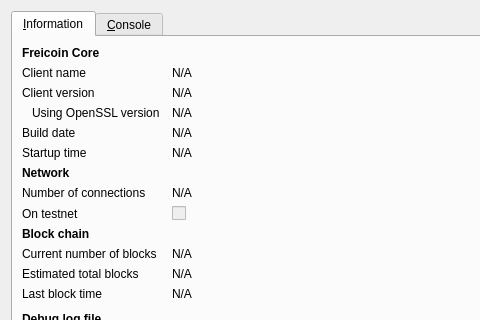
Above: src/qt/forms/rpcconsole.ui from dzsmining/GingerCoin before the change; both pictures show x 0 to 480 and y 0 to 320 of the 740 by 450 pixel window. Below: the same form after it.
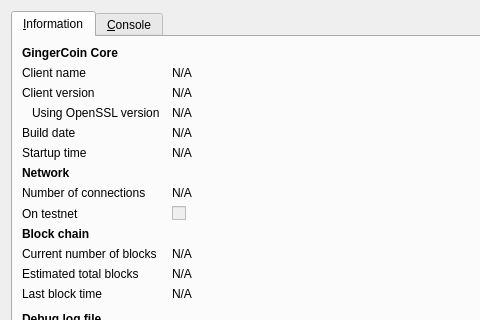
That is the form after the change. Icons and pictures are not drawn.

What changed in the file:
```diff
--- a/src/qt/forms/rpcconsole.ui
+++ b/src/qt/forms/rpcconsole.ui
@@ -36,7 +36,7 @@
           </font>
          </property>
          <property name="text">
-          <string>Freicoin Core</string>
+          <string>GingerCoin Core</string>
          </property>
         </widget>
        </item>
```
Left out of the diff: 10 changed lines with no effect on the pictures.
